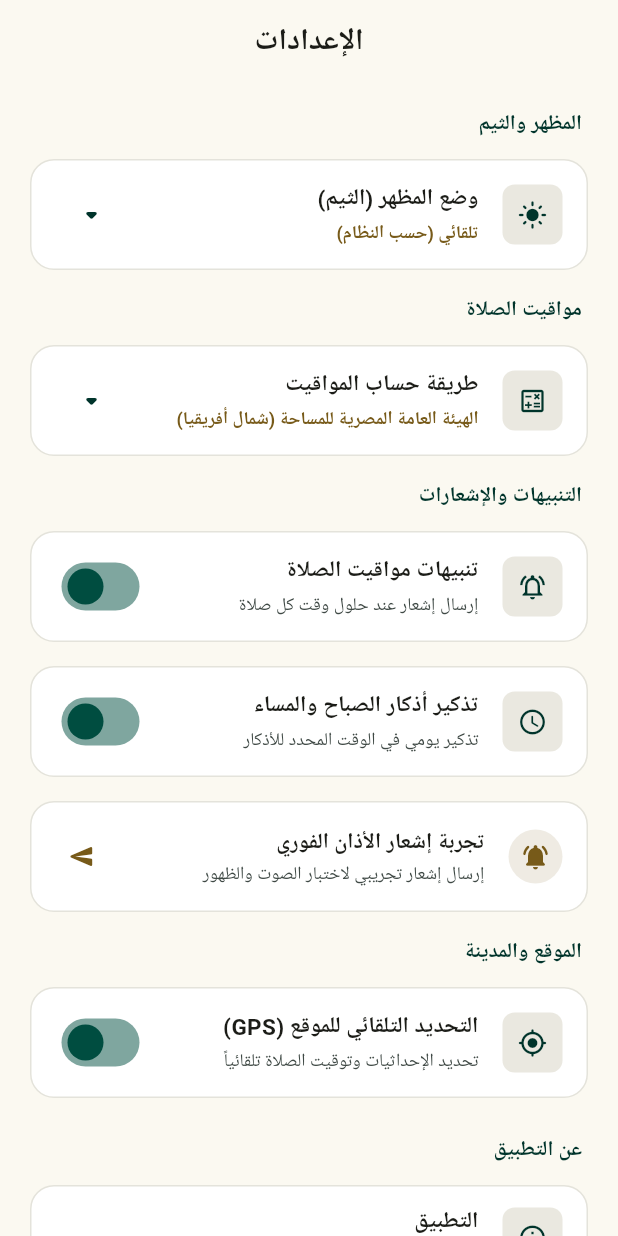
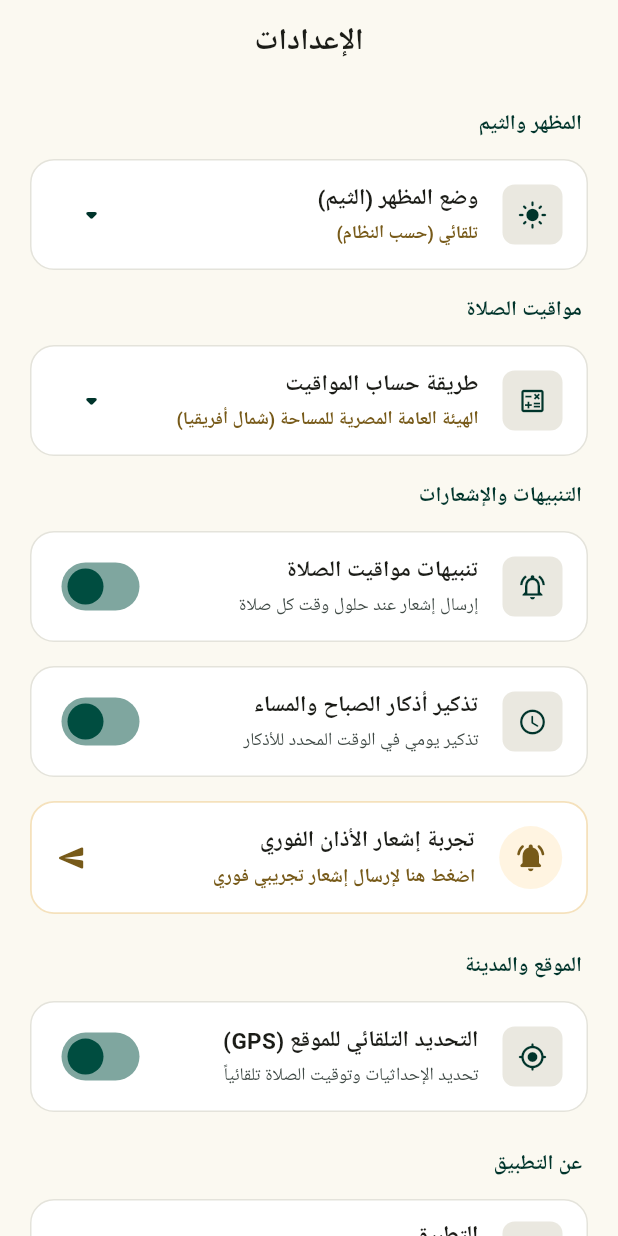
Before and after one commit to ghilanimoatazbellah-maker/sakeenah-prayer-app, a Flutter app: the SettingsScreen screen opened directly, on a phone screen of 412 x 824 dp. Run offline on Flutter 3.47's test engine with Material 3 defaults, Android fonts, the phone set to English and light mode, and no system bars; our stand-ins replace flutter_local_notifications, geocoding, geolocator, hijri, shared_preferences, timezone; missing offline and left inert: adhan_dart; accounts and stored records are empty.

Commit message:
fix: clean build with gradle fix, prominent notification test tile and BiDi counter format

```diff
--- a/lib/features/adhkar/screens/adhkar_detail_screen.dart
+++ b/lib/features/adhkar/screens/adhkar_detail_screen.dart
@@ -569,7 +569,9 @@ class _AdhkarDetailScreenState extends State<AdhkarDetailScreen> {
                             ),
                             const SizedBox(width: 4),
                           ],
-                          Text(
+                          Directionality(
+                            textDirection: TextDirection.ltr,
+                            child: Text(
                               '$currentCount / $repeat',
                               style: TextStyle(
                                 fontSize: 15,
@@ -579,6 +581,7 @@ class _AdhkarDetailScreenState extends State<AdhkarDetailScreen> {
                                     : (isDark
                                         ? const Color(0xFF261900)
                                         : const Color(0xFF422E00)),
+                              ),
                             ),
                           ),
                         ],
--- a/lib/features/settings/screens/settings_screen.dart
+++ b/lib/features/settings/screens/settings_screen.dart
@@ -110,54 +110,23 @@ class _SettingsScreenState extends State<SettingsScreen> {
               },
             ),
             const SizedBox(height: 8),
-            ListTile(
-              shape: RoundedRectangleBorder(
+            Container(
+              margin: const EdgeInsets.only(bottom: 8),
+              decoration: BoxDecoration(
+                color: isDark ? AppColorsDark.level1Card : AppColors.level1Card,
                 borderRadius: BorderRadius.circular(AppRadius.lg),
-                side: BorderSide(
+                border: Border.all(
                   color: isDark
-                      ? AppColorsDark.outlineVariant
-                      : AppColors.surfaceContainerHighest,
+                      ? const Color(0xFFFED488).withValues(alpha: 0.4)
+                      : const Color(0xFFE5B558).withValues(alpha: 0.4),
+                  width: 1.2,
                 ),
               ),
-              tileColor: isDark
-                  ? AppColorsDark.level1Card
-                  : AppColors.level1Card,
-              leading: Container(
-                padding: const EdgeInsets.all(8),
-                decoration: BoxDecoration(
-                  color: isDark
-                      ? AppColorsDark.secondary.withValues(alpha: 0.15)
-                      : AppColors.secondary.withValues(alpha: 0.12),
-                  shape: BoxShape.circle,
-                ),
-                child: Icon(
-                  Icons.notifications_active_rounded,
-                  color: isDark ? AppColorsDark.secondary : AppColors.secondary,
-                  size: 20,
-                ),
-              ),
-              title: Text(
-                'تجربة إشعار الأذان الفوري',
-                style: TextStyle(
-                  fontWeight: FontWeight.w700,
-                  fontSize: 14.5,
-                  color: isDark ? AppColorsDark.onSurface : AppColors.onSurface,
-                ),
-              ),
-              subtitle: Text(
-                'إرسال إشعار تجريبي لاختبار الصوت والظهور',
-                style: TextStyle(
-                  fontSize: 12,
-                  color: isDark
-                      ? AppColorsDark.onSurfaceVariant
-                      : AppColors.onSurfaceVariant,
-                ),
-              ),
-              trailing: Icon(
-                Icons.send_rounded,
-                color: isDark ? AppColorsDark.secondary : AppColors.secondary,
-                size: 18,
-              ),
+              child: Material(
+                color: Colors.transparent,
+                borderRadius: BorderRadius.circular(AppRadius.lg),
+                child: InkWell(
+                  borderRadius: BorderRadius.circular(AppRadius.lg),
                   onTap: () async {
                     final messenger = ScaffoldMessenger.of(context);
                     await NotificationService.showInstantNotification(
@@ -168,12 +137,67 @@ class _SettingsScreenState extends State<SettingsScreen> {
                     if (mounted) {
                       messenger.showSnackBar(
                         const SnackBar(
-                      content: Text('تم إرسال إشعار التجربة بنجاح!'),
-                      duration: Duration(seconds: 2),
+                          content: Text('تم إرسال إشعار التجربة بنجاح! تفقد شريط الإشعارات 🔔'),
+                          duration: Duration(seconds: 3),
                         ),
                       );
                     }
                   },
+                  child: Padding(
+                    padding: const EdgeInsets.symmetric(horizontal: 16, vertical: 14),
+                    child: Row(
+                      children: [
+                        Container(
+                          padding: const EdgeInsets.all(10),
+                          decoration: BoxDecoration(
+                            color: isDark
+                                ? const Color(0xFFFED488).withValues(alpha: 0.18)
+                                : const Color(0xFFFED488).withValues(alpha: 0.25),
+                            shape: BoxShape.circle,
+                          ),
+                          child: Icon(
+                            Icons.notifications_active_rounded,
+                            color: isDark ? const Color(0xFFFED488) : AppColors.secondary,
+                            size: 22,
+                          ),
+                        ),
+                        const SizedBox(width: 16),
+                        Expanded(
+                          child: Column(
+                            crossAxisAlignment: CrossAxisAlignment.start,
+                            children: [
+                              Text(
+                                'تجربة إشعار الأذان الفوري',
+                                style: TextStyle(
+                                  fontWeight: FontWeight.w800,
+                                  fontSize: 15,
+                                  color: isDark ? AppColorsDark.onSurface : AppColors.onSurface,
+                                ),
+                              ),
+                              const SizedBox(height: 3),
+                              Text(
+                                'اضغط هنا لإرسال إشعار تجريبي فوري',
+                                style: TextStyle(
+                                  fontSize: 12.5,
+                                  color: isDark
+                                      ? const Color(0xFFFED488)
+                                      : AppColors.secondary,
+                                  fontWeight: FontWeight.w600,
+                                ),
+                              ),
+                            ],
+                          ),
+                        ),
+                        Icon(
+                          Icons.send_rounded,
+                          color: isDark ? const Color(0xFFFED488) : AppColors.secondary,
+                          size: 20,
+                        ),
+                      ],
+                    ),
+                  ),
+                ),
+              ),
             ),
             const SizedBox(height: 16),
             _buildSectionHeader('الموقع والمدينة', isDark),
```
Also changed, not shown: 1 other file. Lines whose indentation alone changed are shown as unchanged.
